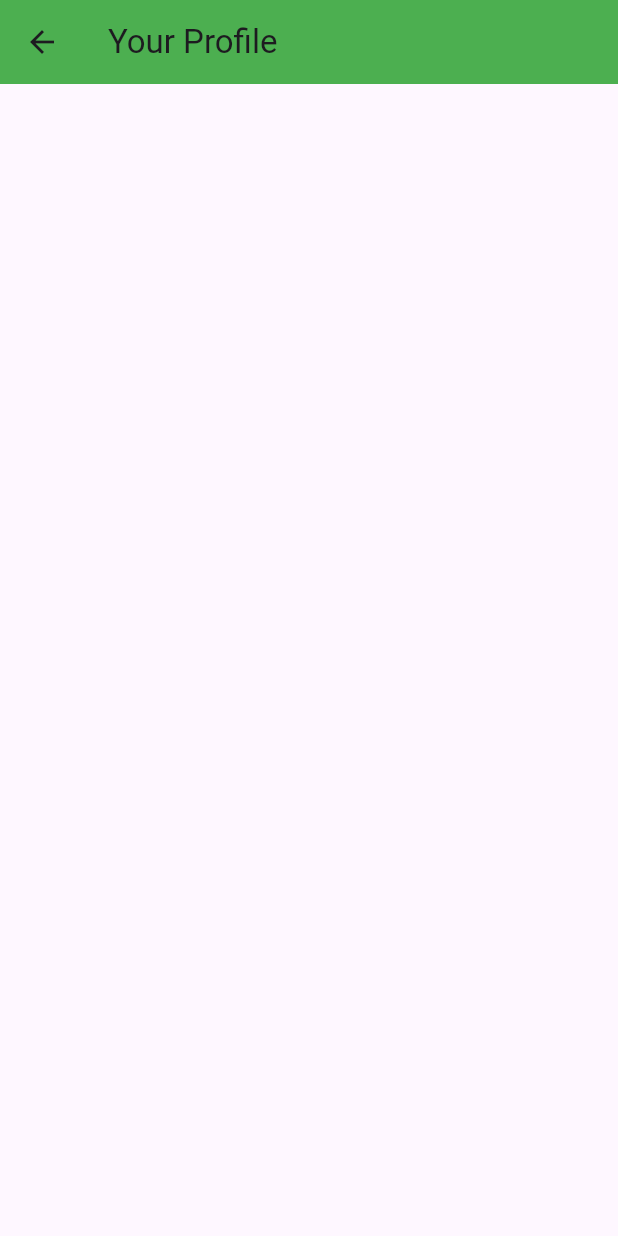
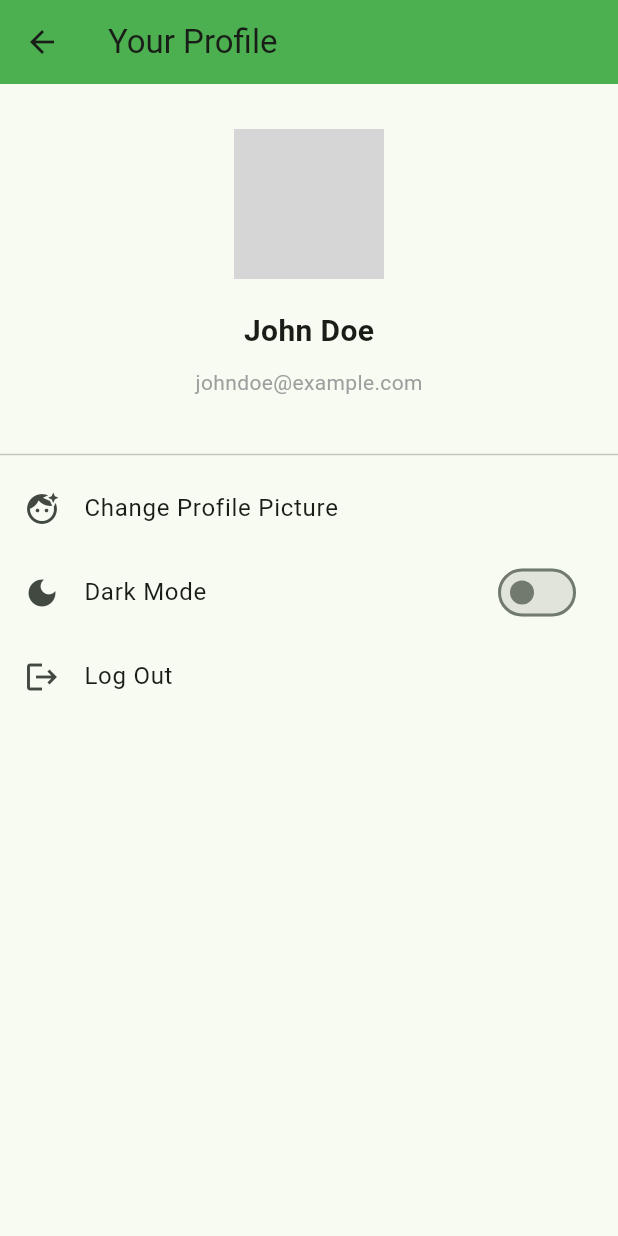
Before and after one commit to juliaetz/jobSearchApp, a Flutter app: the screen it shows after launch, after a tap on "Profile and Settings", on a phone screen of 412 x 824 dp. Run offline on Flutter 3.47's test engine with Material 3 defaults, Android fonts, the phone set to English and light mode, and no system bars; our stand-ins replace csv; grey boxes are pictures that could not be loaded.

Commit message:
added profile page and dark theme settings

```diff
--- /dev/null
+++ b/lib/VIEW/darkTheme.dart
@@ -0,0 +1,14 @@
+import 'package:flutter/material.dart';
+
+// DARK THEME!
+
+class ThemeProvider extends ChangeNotifier{
+  bool _isDarkMode = false;
+
+  bool get isDarkMode => _isDarkMode;
+
+  void toggleDarkMode(bool value){
+    _isDarkMode = value;
+    notifyListeners();
+  }
+}
--- a/lib/VIEW/jobHomePage.dart
+++ b/lib/VIEW/jobHomePage.dart
@@ -1,14 +1,17 @@
+import 'package:flutter/material.dart';
+import 'package:provider/provider.dart';
 import 'package:final_project/VIEW/dataScienceJobsPage.dart';
 import 'package:final_project/VIEW/softwareEngJobsPage.dart';
 import 'package:final_project/VIEW/profile_settings_page.dart';
-import 'package:flutter/material.dart';
+import 'package:final_project/VIEW/darkTheme.dart';
 
-class JobHomePage extends StatelessWidget{
-  @override
-  _JobHomePageState createState() => _JobHomePageState();
+class JobHomePage extends StatelessWidget {
+  JobHomePage({Key? key}) : super(key: key);
 
   @override
-  Widget build(BuildContext context){
+  Widget build(BuildContext context) {
+    final themeProvider = Provider.of<ThemeProvider>(context);
+
     return Scaffold(
       appBar: AppBar(
         backgroundColor: Colors.green,
@@ -21,10 +24,9 @@ class JobHomePage extends StatelessWidget{
       ),
 
 
-      body: Container(
-        child: Column(
+      // TEXT "WHERE WOULD YOU LIKE TO START"
+      body: Column(
         children: [
-            // TEXT "WHERE WOULD YOU LIKE TO START?"
           Padding(
             padding: EdgeInsets.symmetric(vertical: 95, horizontal: 55),
             child: Text(
@@ -32,23 +34,22 @@ class JobHomePage extends StatelessWidget{
               style: TextStyle(
                 fontSize: 22,
                 fontWeight: FontWeight.w400,
-                  color: Colors.black,
               ),
             ),
           ),
 
 
-            // SOFTWARE ENGINEERING BUTTON
+          // BUTTON TO GO TO SOFTWARE ENGINEER PAGE
           ElevatedButton.icon(
             onPressed: () {
-                Navigator.push(context, MaterialPageRoute(builder: (context) => SoftwareEngJobsPage()));
+              Navigator.push(context,
+                  MaterialPageRoute(builder: (context) => SoftwareEngJobsPage()));
             },
             icon: Icon(Icons.call_merge_outlined),
             label: Text(
               "Find a Software Engineering Job!",
               style: TextStyle(
                 fontSize: 20,
-                    color: Colors.green[900],
               ),
             ),
             style: ElevatedButton.styleFrom(
@@ -64,17 +65,17 @@ class JobHomePage extends StatelessWidget{
 
 
 
-            // DATA SCIENCE BUTTON
+          // BUTTON TO GO TO DATA SCIENCE PAGE
           ElevatedButton.icon(
             onPressed: () {
-                Navigator.push(context, MaterialPageRoute(builder: (context) => DataScienceJobsPage()));
+              Navigator.push(context,
+                  MaterialPageRoute(builder: (context) => DataScienceJobsPage()));
             },
             icon: Icon(Icons.cable_sharp),
             label: Text(
               "Find a Data Science Job!",
               style: TextStyle(
                 fontSize: 20,
-                  color: Colors.green[900],
               ),
             ),
             style: ElevatedButton.styleFrom(
@@ -89,17 +90,22 @@ class JobHomePage extends StatelessWidget{
           SizedBox(height: 110),
 
 
-            // PROFILE AND SETTINGS BUTTON
+
+          // BUTTON TO GO TO PROFILE AND SETTINGS PAGE
           ElevatedButton.icon(
-              onPressed: (){
-                Navigator.push(context, MaterialPageRoute(builder: (context) => ProfileSettingsPage()));
+            onPressed: () {
+              Navigator.push(
+                context,
+                MaterialPageRoute(
+                  builder: (context) => ProfileSettingsPage(), // Optional: pass dark mode props if needed
+                ),
+              );
             },
             icon: Icon(Icons.face_retouching_natural_outlined),
             label: Text(
               "Profile and Settings",
               style: TextStyle(
                 fontSize: 15,
-                  color: Colors.green[900],
               ),
             ),
           ),
@@ -108,42 +114,27 @@ class JobHomePage extends StatelessWidget{
 
 
 
-            // CREDIT DATASETS
+          // DATASET CREDITS
           Padding(
-              padding: EdgeInsets.symmetric(vertical: 5, horizontal: 5),
+            padding: EdgeInsets.symmetric(horizontal: 5, vertical: 5),
             child: Text(
               "Software Engineering dataset by: Emre Öksüz",
-                style: TextStyle(
-                  fontSize: 12,
-                  fontWeight: FontWeight.w400,
-                  color: Colors.black,
-                ),
+              style: TextStyle(fontSize: 12, fontWeight: FontWeight.w400),
             ),
           ),
           Padding(
-              padding: EdgeInsets.symmetric(vertical: 5, horizontal: 5),
+            padding: EdgeInsets.symmetric(horizontal: 5, vertical: 5),
             child: Text(
               "Data Science dataset by: Hummaam Qaasim",
-                style: TextStyle(
-                  fontSize: 12,
-                  fontWeight: FontWeight.w400,
-                  color: Colors.black,
-                ),
+              style: TextStyle(fontSize: 12, fontWeight: FontWeight.w400),
             ),
           ),
 
 
         ],
       ),
-      ),
-
 
 
     );
   }
 }
-
-
-class _JobHomePageState extends JobHomePage{
-
-}
--- a/lib/VIEW/profile_settings_page.dart
+++ b/lib/VIEW/profile_settings_page.dart
@@ -1,24 +1,110 @@
 import 'package:flutter/material.dart';
+import 'package:provider/provider.dart';
+import 'package:final_project/VIEW/darkTheme.dart';
 
-class ProfileSettingsPage extends StatelessWidget{
+class ProfileSettingsPage extends StatefulWidget {
+  ProfileSettingsPage({Key? key}) : super(key: key);
+
+
   @override
   _ProfileSettingsPageState createState() => _ProfileSettingsPageState();
+}
 
+
+class _ProfileSettingsPageState extends State<ProfileSettingsPage> {
   @override
   Widget build(BuildContext context) {
+    final themeProvider = Provider.of<ThemeProvider>(context);
+
+
     return Scaffold(
       appBar: AppBar(
         backgroundColor: Colors.green,
-        title: Row(
-          children: <Widget>[
-            Text("Your Profile"),
+        title: Text("Your Profile"),
+      ),
+      body: SingleChildScrollView(
+        child: Column(
+          children: [
+
+            // PROFILE SECTION
+            Container(
+
+              // PROFILE PICTURE
+              padding: EdgeInsets.all(30),
+              child: Column(
+                children: [
+                  CircleAvatar(
+                    radius: 50,
+                    backgroundImage: AssetImage('assets/avatar.png'),
+                  ),
+
+                  SizedBox(height: 20),
+
+
+                  // NAME
+                  Column(
+                    crossAxisAlignment: CrossAxisAlignment.center,
+                    children: [
+                      Text(
+                        'John Doe',
+                        style: TextStyle(
+                            fontSize: 20,
+                            fontWeight: FontWeight.bold),
+                      ),
+                      SizedBox(height: 10),
+
+                      // EMAIL
+                      Text(
+                        'johndoe@example.com',
+                        style: TextStyle(color: Colors.grey),
+                      ),
+                    ],
+                  ),
+                ],
+              ),
+            ),
+
+            Divider(),
+
+
+
+            // CHANGE PROFILE PICTURE SETTING
+            ListTile(
+              leading: Icon(Icons.face_retouching_natural),
+              title: Text('Change Profile Picture'),
+              onTap: () {
+                // Setting to change profile picture
+              },
+            ),
+
+
+
+            // TOGGLE DARK MODE SETTING
+            SwitchListTile(
+              secondary: Icon(Icons.dark_mode),
+              title: Text('Dark Mode'),
+              value: themeProvider.isDarkMode,
+              onChanged: (value) {
+                themeProvider.toggleDarkMode(value);
+              },
+            ),
+
+
+
+            // LOG OUT
+            ListTile(
+              leading: Icon(Icons.logout),
+              title: Text('Log Out'),
+              onTap: () {
+                // perform logout
+              },
+            ),
+
+
           ],
-
         ),
       ),
+
     );
   }
 }
-
-class _ProfileSettingsPageState {
-}
--- a/lib/VIEW/softwareEngJobsPage.dart
+++ b/lib/VIEW/softwareEngJobsPage.dart
@@ -7,7 +7,6 @@ class SoftwareEngJobsPage extends StatefulWidget{
   _SoftwareEngJobsPageState createState() => _SoftwareEngJobsPageState();
 
 }
-
 
 
 // TESTED THE SALARY DATA DISPLAY ON THIS PAGE... CHANGE THIS!!!!
--- a/lib/main.dart
+++ b/lib/main.dart
@@ -1,55 +1,61 @@
+import 'package:flutter/material.dart';
+import 'package:provider/provider.dart';
 import 'package:final_project/VIEW/jobHomePage.dart';
-import 'package:flutter/material.dart';
+import 'package:final_project/VIEW/darkTheme.dart';
 
 void main() {
-  runApp(const MyApp());
+  runApp(
+    ChangeNotifierProvider(
+      create: (context) => ThemeProvider(),
+      child: MyApp(),
+    ),
+  );
 }
 
 class MyApp extends StatelessWidget {
-  const MyApp({super.key});
+  MyApp({super.key});
 
   @override
   Widget build(BuildContext context) {
+    final themeProvider = Provider.of<ThemeProvider>(context);
+
     return MaterialApp(
       debugShowCheckedModeBanner: false,
       title: 'Flutter Demo',
+
+
+      // LIGHT / DARK THEME
       theme: ThemeData(
-        colorScheme: ColorScheme.fromSeed(seedColor: Colors.deepPurple),
+        brightness: Brightness.light,
+        colorScheme: ColorScheme.fromSeed(
+          seedColor: Colors.green,
+          brightness: Brightness.light,
+        ),
         useMaterial3: true,
       ),
+      darkTheme: ThemeData(
+        brightness: Brightness.dark,
+        colorScheme: ColorScheme.fromSeed(
+          seedColor: Colors.green,
+          brightness: Brightness.dark,
+        ),
+        useMaterial3: true,
+      ),
+      themeMode: themeProvider.isDarkMode ? ThemeMode.dark : ThemeMode.light,
+
 
 
       // PAGE ROUTES
       initialRoute: '/',
       routes: {
         '/': (context) => JobHomePage(),
-      }
-    );
-  }
-
-
-  /*
-  @override
-  Widget build(BuildContext context) {
-    return MaterialApp(
-      title: 'Flutter Demo',
-      theme: ThemeData(
-        colorScheme: ColorScheme.fromSeed(seedColor: Colors.deepPurple),
-        useMaterial3: true,
-      ),
-      home: const MyHomePage(title: 'Flutter Demo Home Page'),
+      },
     );
   }
 }
 
-class MyHomePage extends StatefulWidget {
-  const MyHomePage({super.key, required this.title});
 
-  final String title;
-
-  @override
-  State<MyHomePage> createState() => _MyHomePageState();
-}
+/*
 
 class _MyHomePageState extends State<MyHomePage> {
   final repo = JobRepository();
@@ -90,6 +96,6 @@ class _MyHomePageState extends State<MyHomePage> {
 
     );
   }
+ }
 
    */
-}
--- a/pubspec.yaml
+++ b/pubspec.yaml
@@ -31,6 +31,7 @@ dependencies:
   flutter:
     sdk: flutter
   csv: ^5.0.0
+  provider: ^6.1.5
 
   # The following adds the Cupertino Icons font to your application.
   # Use with the CupertinoIcons class for iOS style icons.
```
Also changed, not shown: pubspec.lock, 1 other file. Lines whose indentation alone changed are shown as unchanged.
